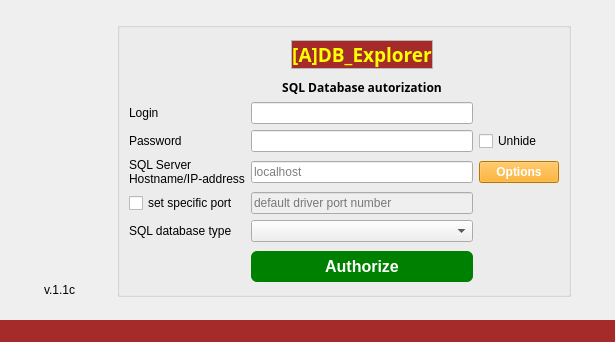
Before: the Qt Designer form loginwindow.ui in TiReks33/adb-explorer, drawn with Qt 5.
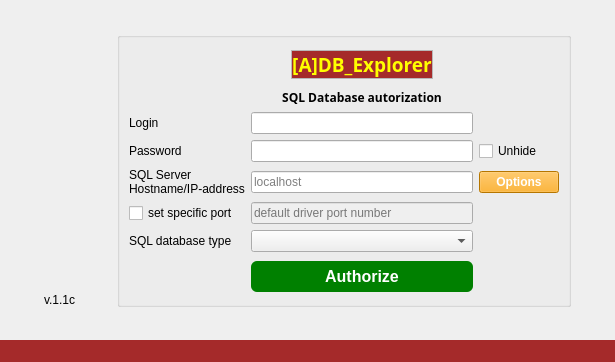
After: the same form once the commit is applied. Icons and pictures are not drawn.

What changed in the file:
```diff
--- a/loginwindow.ui
+++ b/loginwindow.ui
@@ -7,7 +7,7 @@
     <x>0</x>
     <y>0</y>
     <width>615</width>
-    <height>342</height>
+    <height>362</height>
    </rect>
   </property>
   <property name="sizePolicy">
@@ -19,7 +19,7 @@
   <property name="minimumSize">
    <size>
     <width>615</width>
-    <height>342</height>
+    <height>362</height>
    </size>
   </property>
   <property name="maximumSize">
```
